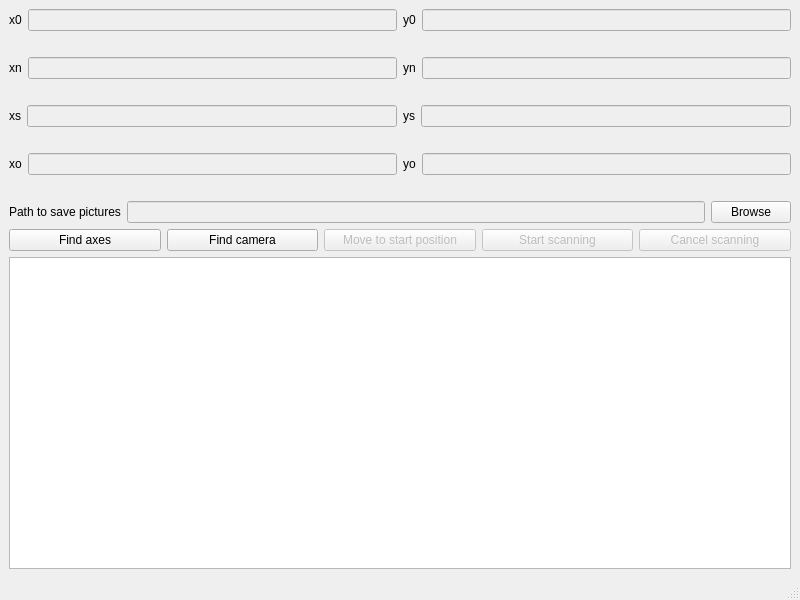
Before: the Qt Designer form PI/pi.ui in gaporf/diploma-2, drawn with Qt 5.
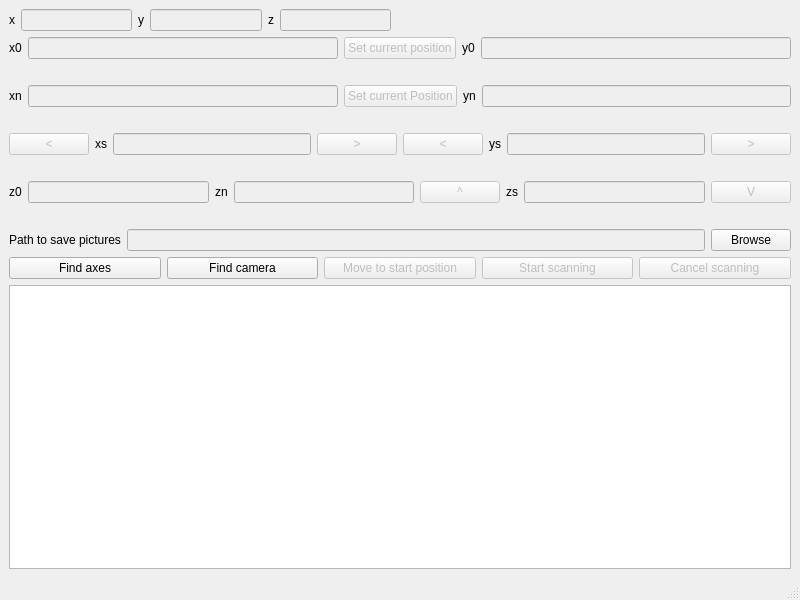
After: the same form once the commit is applied.

```diff
--- a/PI/pi.ui
+++ b/PI/pi.ui
@@ -15,57 +15,7 @@
   </property>
   <widget class="QWidget" name="centralwidget">
    <layout class="QGridLayout" name="gridLayout">
-    <item row="8" column="0">
-     <layout class="QHBoxLayout" name="horizontalLayout_9">
-      <item>
-       <widget class="QLabel" name="xoLabel">
-        <property name="text">
-         <string/>
-        </property>
-       </widget>
-      </item>
-      <item>
-       <widget class="QLabel" name="yoLabel">
-        <property name="text">
-         <string/>
-        </property>
-       </widget>
-      </item>
-     </layout>
-    </item>
-    <item row="5" column="0">
-     <layout class="QHBoxLayout" name="horizontalLayout_6">
-      <item>
-       <widget class="QLabel" name="label_5">
-        <property name="text">
-         <string>xs</string>
-        </property>
-       </widget>
-      </item>
-      <item>
-       <widget class="QLineEdit" name="xsLineEdit">
-        <property name="enabled">
-         <bool>false</bool>
-        </property>
-       </widget>
-      </item>
-      <item>
-       <widget class="QLabel" name="label_6">
-        <property name="text">
-         <string>ys</string>
-        </property>
-       </widget>
-      </item>
-      <item>
-       <widget class="QLineEdit" name="ysLineEdit">
-        <property name="enabled">
-         <bool>false</bool>
-        </property>
-       </widget>
-      </item>
-     </layout>
-    </item>
-    <item row="0" column="0">
+    <item row="1" column="0">
      <layout class="QHBoxLayout" name="horizontalLayout">
       <item>
        <widget class="QLabel" name="label">
@@ -81,6 +31,16 @@
         </property>
        </widget>
       </item>
+      <item>
+       <widget class="QPushButton" name="setCurrentPosition0Button">
+        <property name="enabled">
+         <bool>false</bool>
+        </property>
+        <property name="text">
+         <string>Set current position</string>
+        </property>
+       </widget>
+      </item>
       <item>
        <widget class="QLabel" name="label_2">
         <property name="text">
@@ -97,39 +57,104 @@
       </item>
      </layout>
     </item>
-    <item row="7" column="0">
-     <layout class="QHBoxLayout" name="horizontalLayout_8">
+    <item row="10" column="0">
+     <layout class="QHBoxLayout" name="horizontalLayout_10">
       <item>
-       <widget class="QLabel" name="label_7">
+       <widget class="QLabel" name="label_9">
         <property name="text">
-         <string>xo</string>
+         <string>Path to save pictures</string>
         </property>
        </widget>
       </item>
       <item>
-       <widget class="QLineEdit" name="xoLineEdit">
+       <widget class="QLineEdit" name="pathLine">
         <property name="enabled">
          <bool>false</bool>
         </property>
        </widget>
       </item>
       <item>
-       <widget class="QLabel" name="label_8">
+       <widget class="QPushButton" name="browseButton">
         <property name="text">
-         <string>yo</string>
+         <string>Browse</string>
         </property>
        </widget>
       </item>
+     </layout>
+    </item>
+    <item row="6" column="0">
+     <layout class="QHBoxLayout" name="horizontalLayout_6">
       <item>
-       <widget class="QLineEdit" name="yoLineEdit">
+       <widget class="QPushButton" name="xMoveLeftButton">
         <property name="enabled">
          <bool>false</bool>
         </property>
+        <property name="text">
+         <string>&lt;</string>
+        </property>
        </widget>
       </item>
+      <item>
+       <widget class="QLabel" name="label_5">
+        <property name="text">
+         <string>xs</string>
+        </property>
+       </widget>
+      </item>
+      <item>
+       <widget class="QLineEdit" name="xsLineEdit">
+        <property name="enabled">
+         <bool>false</bool>
+        </property>
+       </widget>
+      </item>
+      <item>
+       <widget class="QPushButton" name="xMoveRightButton">
+        <property name="enabled">
+         <bool>false</bool>
+        </property>
+        <property name="text">
+         <string>&gt;</string>
+        </property>
+       </widget>
+      </item>
+      <item>
+       <widget class="QPushButton" name="yMoveLeftButton">
+        <property name="enabled">
+         <bool>false</bool>
+        </property>
+        <property name="text">
+         <string>&lt;</string>
+        </property>
+       </widget>
+      </item>
+      <item>
+       <widget class="QLabel" name="label_6">
+        <property name="text">
+         <string>ys</string>
+        </property>
+       </widget>
+      </item>
+      <item>
+       <widget class="QLineEdit" name="ysLineEdit">
+        <property name="enabled">
+         <bool>false</bool>
+        </property>
+       </widget>
+      </item>
+      <item>
+       <widget class="QPushButton" name="yMoveRightButton">
+        <property name="enabled">
+         <bool>false</bool>
+        </property>
+        <property name="text">
+         <string>&gt;</string>
+        </property>
+       </widget>
+      </item>
      </layout>
     </item>
-    <item row="3" column="0">
+    <item row="4" column="0">
      <layout class="QHBoxLayout" name="horizontalLayout_2">
       <item>
        <widget class="QLabel" name="label_3">
@@ -145,6 +170,16 @@
         </property>
        </widget>
       </item>
+      <item>
+       <widget class="QPushButton" name="setCurrentPositionNButton">
+        <property name="enabled">
+         <bool>false</bool>
+        </property>
+        <property name="text">
+         <string>Set current Position</string>
+        </property>
+       </widget>
+      </item>
       <item>
        <widget class="QLabel" name="label_4">
         <property name="text">
@@ -161,17 +196,86 @@
       </item>
      </layout>
     </item>
-    <item row="4" column="0">
-     <layout class="QHBoxLayout" name="horizontalLayout_5">
+    <item row="16" column="0">
+     <widget class="QTextBrowser" name="logs"/>
+    </item>
+    <item row="8" column="0">
+     <layout class="QHBoxLayout" name="horizontalLayout_11">
       <item>
-       <widget class="QLabel" name="xnLabel">
+       <widget class="QLabel" name="label_10">
         <property name="text">
+         <string>z0</string>
+        </property>
+       </widget>
+      </item>
+      <item>
+       <widget class="QLineEdit" name="z0LineEdit">
+        <property name="enabled">
+         <bool>false</bool>
+        </property>
+       </widget>
+      </item>
+      <item>
+       <widget class="QLabel" name="label_11">
+        <property name="text">
+         <string>zn</string>
+        </property>
+       </widget>
+      </item>
+      <item>
+       <widget class="QLineEdit" name="znLineEdit">
+        <property name="enabled">
+         <bool>false</bool>
+        </property>
+       </widget>
+      </item>
+      <item>
+       <widget class="QPushButton" name="zMoveUpButton">
+        <property name="enabled">
+         <bool>false</bool>
+        </property>
+        <property name="text">
+         <string>^</string>
+        </property>
+       </widget>
+      </item>
+      <item>
+       <widget class="QLabel" name="label_12">
+        <property name="text">
+         <string>zs</string>
+        </property>
+       </widget>
+      </item>
+      <item>
+       <widget class="QLineEdit" name="zsLineEdit">
+        <property name="enabled">
+         <bool>false</bool>
+        </property>
+       </widget>
+      </item>
+      <item>
+       <widget class="QPushButton" name="zMoveDownButton">
+        <property name="enabled">
+         <bool>false</bool>
+        </property>
+        <property name="text">
+         <string>V</string>
+        </property>
+       </widget>
+      </item>
+     </layout>
+    </item>
+    <item row="7" column="0">
+     <layout class="QHBoxLayout" name="horizontalLayout_7">
+      <item>
+       <widget class="QLabel" name="xsLabel">
+        <property name="text">
          <string/>
         </property>
        </widget>
       </item>
       <item>
-       <widget class="QLabel" name="ynLabel">
+       <widget class="QLabel" name="ysLabel">
         <property name="text">
          <string/>
         </property>
@@ -179,7 +283,112 @@
       </item>
      </layout>
     </item>
-    <item row="10" column="0">
+    <item row="9" column="0">
+     <layout class="QHBoxLayout" name="horizontalLayout_12">
+      <item>
+       <widget class="QLabel" name="z0Label">
+        <property name="text">
+         <string/>
+        </property>
+       </widget>
+      </item>
+      <item>
+       <widget class="QLabel" name="znLabel">
+        <property name="text">
+         <string/>
+        </property>
+       </widget>
+      </item>
+      <item>
+       <widget class="QLabel" name="zsLabel">
+        <property name="text">
+         <string/>
+        </property>
+       </widget>
+      </item>
+     </layout>
+    </item>
+    <item row="2" column="0">
+     <layout class="QHBoxLayout" name="horizontalLayout_4" stretch="0,0">
+      <item>
+       <widget class="QLabel" name="x0Label">
+        <property name="text">
+         <string/>
+        </property>
+       </widget>
+      </item>
+      <item>
+       <widget class="QLabel" name="y0Label">
+        <property name="text">
+         <string/>
+        </property>
+       </widget>
+      </item>
+     </layout>
+    </item>
+    <item row="0" column="0">
+     <layout class="QHBoxLayout" name="horizontalLayout_13">
+      <item>
+       <widget class="QLabel" name="label_13">
+        <property name="text">
+         <string>x</string>
+        </property>
+       </widget>
+      </item>
+      <item>
+       <widget class="QLineEdit" name="xCur">
+        <property name="enabled">
+         <bool>false</bool>
+        </property>
+       </widget>
+      </item>
+      <item>
+       <widget class="QLabel" name="label_14">
+        <property name="text">
+         <string>y</string>
+        </property>
+       </widget>
+      </item>
+      <item>
+       <widget class="QLineEdit" name="yCur">
+        <property name="enabled">
+         <bool>false</bool>
+        </property>
+       </widget>
+      </item>
+      <item>
+       <widget class="QLabel" name="label_15">
+        <property name="text">
+         <string>z</string>
+        </property>
+       </widget>
+      </item>
+      <item>
+       <widget class="QLineEdit" name="zCur">
+        <property name="enabled">
+         <bool>false</bool>
+        </property>
+       </widget>
+      </item>
+      <item>
+       <spacer name="horizontalSpacer">
+        <property name="orientation">
+         <enum>Qt::Horizontal</enum>
+        </property>
+        <property name="sizeType">
+         <enum>QSizePolicy::Expanding</enum>
+        </property>
+        <property name="sizeHint" stdset="0">
+         <size>
+          <width>400</width>
+          <height>20</height>
+         </size>
+        </property>
+       </spacer>
+      </item>
+     </layout>
+    </item>
+    <item row="11" column="0">
      <layout class="QHBoxLayout" name="horizontalLayout_3">
       <item>
        <widget class="QPushButton" name="findAxesButton">
@@ -227,17 +436,17 @@
       </item>
      </layout>
     </item>
-    <item row="1" column="0">
-     <layout class="QHBoxLayout" name="horizontalLayout_4" stretch="0,0">
+    <item row="5" column="0">
+     <layout class="QHBoxLayout" name="horizontalLayout_5">
       <item>
-       <widget class="QLabel" name="x0Label">
+       <widget class="QLabel" name="xnLabel">
         <property name="text">
          <string/>
         </property>
        </widget>
       </item>
       <item>
-       <widget class="QLabel" name="y0Label">
+       <widget class="QLabel" name="ynLabel">
         <property name="text">
          <string/>
         </property>
@@ -245,52 +454,6 @@
       </item>
      </layout>
     </item>
-    <item row="6" column="0">
-     <layout class="QHBoxLayout" name="horizontalLayout_7">
-      <item>
-       <widget class="QLabel" name="xsLabel">
-        <property name="text">
-         <string/>
-        </property>
-       </widget>
-      </item>
-      <item>
-       <widget class="QLabel" name="ysLabel">
-        <property name="text">
-         <string/>
-        </property>
-       </widget>
-      </item>
-     </layout>
-    </item>
-    <item row="15" column="0">
-     <widget class="QTextBrowser" name="logs"/>
-    </item>
-    <item row="9" column="0">
-     <layout class="QHBoxLayout" name="horizontalLayout_10">
-      <item>
-       <widget class="QLabel" name="label_9">
-        <property name="text">
-         <string>Path to save pictures</string>
-        </property>
-       </widget>
-      </item>
-      <item>
-       <widget class="QLineEdit" name="pathLine">
-        <property name="enabled">
-         <bool>false</bool>
-        </property>
-       </widget>
-      </item>
-      <item>
-       <widget class="QPushButton" name="browseButton">
-        <property name="text">
-         <string>Browse</string>
-        </property>
-       </widget>
-      </item>
-     </layout>
-    </item>
    </layout>
   </widget>
   <widget class="QMenuBar" name="menubar">
```
Left out of the diff: 10 changed lines with no effect on the pictures.
